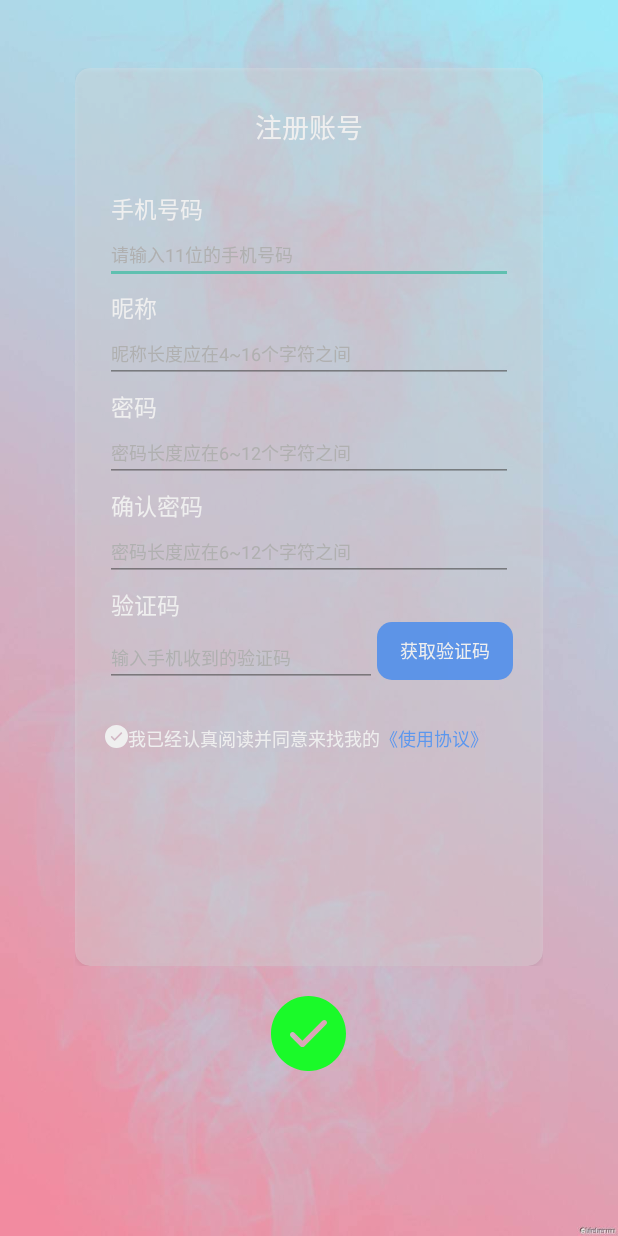
After one commit to Ranger-1998/CTM, an Android app: the RegisterActivity screen opened directly, with no data from a screen before it, on a phone screen of 412 x 824 dp. The commit adds this screen. Run offline under Robolectric (Android 15) with nearby library versions, the light colour scheme and no system bars.

Commit message:
登陆,注册界面

```diff
--- a/app/build.gradle
+++ b/app/build.gradle
@@ -37,6 +37,9 @@ dependencies {
     implementation group: 'com.google.code.gson', name: 'gson', version: '2.8.2'
     implementation 'com.android.support:support-v4:28.0.0'
 
+    implementation 'de.hdodenhof:circleimageview:2.2.0'
+    implementation 'com.android.support:cardview-v7:28.0.0'
+
     implementation 'com.github.ittianyu:BottomNavigationViewEx:2.0.2'
     implementation "com.android.support:design:28.0.0"
 
--- /dev/null
+++ b/app/src/main/java/com/fourgod/chen/ctm/view/impl/activity/RegisterActivity.java
@@ -0,0 +1,23 @@
+package com.fourgod.chen.ctm.view.impl.activity;
+
+import android.os.Bundle;
+import android.support.annotation.Nullable;
+
+import com.fourgod.chen.ctm.R;
+import com.fourgod.chen.ctm.presenter.impl.BasePresenter;
+
+/**
+ * Created by Tolean on 2018/12/18.
+ */
+
+public class RegisterActivity extends BaseActivity {
+    @Override
+    protected BasePresenter getPresenter() {
+        return null;
+    }
+    @Override
+    protected void onCreate(@Nullable Bundle savedInstanceState) {
+        super.onCreate(savedInstanceState);
+        setContentView(R.layout.activity_register);
+    }
+}
--- /dev/null
+++ b/app/src/main/res/drawable/ic_ok_big_green.xml
@@ -0,0 +1,4 @@
+<vector android:height="60dp" android:viewportHeight="1024.0"
+    android:viewportWidth="1024.0" android:width="60dp" xmlns:android="http://schemas.android.com/apk/res/android">
+    <path android:fillColor="#1afa29" android:pathData="M874.3,149.7c-199.6,-199.6 -525.1,-199.6 -724.7,0 -199.6,199.6 -199.6,525.1 0,724.7 199.6,199.6 525.1,199.6 724.7,0 199.6,-199.6 199.6,-525.1 0,-724.7zM752.5,390.3l-297.7,297.8c-12.8,12.8 -38.5,12.8 -51.3,0L271.6,556.3c-36.6,-36.7 14.7,-88.1 51.3,-51.4l106.1,106.1 272.1,-272.1c36.6,-36.6 88,14.7 51.3,51.3z"/>
+</vector>
--- /dev/null
+++ b/app/src/main/res/drawable/ic_ok_little_while.xml
@@ -0,0 +1,4 @@
+<vector android:height="15dp" android:viewportHeight="1024.0"
+    android:viewportWidth="1024.0" android:width="15dp" xmlns:android="http://schemas.android.com/apk/res/android">
+    <path android:fillColor="#ffffff" android:pathData="M874.3,149.7c-199.6,-199.6 -525.1,-199.6 -724.7,0 -199.6,199.6 -199.6,525.1 0,724.7 199.6,199.6 525.1,199.6 724.7,0 199.6,-199.6 199.6,-525.1 0,-724.7zM752.5,390.3l-297.7,297.8c-12.8,12.8 -38.5,12.8 -51.3,0L271.6,556.3c-36.6,-36.7 14.7,-88.1 51.3,-51.4l106.1,106.1 272.1,-272.1c36.6,-36.6 88,14.7 51.3,51.3z"/>
+</vector>
--- /dev/null
+++ b/app/src/main/res/drawable/ic_pw.xml
@@ -0,0 +1,4 @@
+<vector android:height="24dp" android:viewportHeight="1024.0"
+    android:viewportWidth="1024.0" android:width="24dp" xmlns:android="http://schemas.android.com/apk/res/android">
+    <path android:fillColor="#f4f4f1" android:pathData="M340.4,357.6c0,-86.3 79.9,-166.6 165.9,-166.6s165.9,80.2 165.9,166.6v65.7h89.1v-64.4c0,-141.4 -114.2,-256 -255,-256 -140.8,0 -255,114.6 -255,256v64.4h89.1v-65.7zM340.4,357.6M742,456L270.7,456c-39.5,0 -71.6,32.2 -71.6,71.8L199.2,850.3c0,39.7 32,71.8 71.6,71.8h471.3c39.5,0 71.6,-32.2 71.6,-71.8L813.6,527.9c-0,-39.7 -32,-71.8 -71.6,-71.8zM551.9,771.4h-91l20,-75.1c-19.5,-9.5 -33,-29.6 -33,-52.8 0,-32.4 26.2,-58.7 58.4,-58.7 32.3,0 58.4,26.3 58.4,58.7 0,23.2 -13.4,43.2 -32.9,52.8l20,75.2zM551.9,771.4"/>
+</vector>
--- /dev/null
+++ b/app/src/main/res/drawable/ic_user.xml
@@ -0,0 +1,4 @@
+<vector android:height="24dp" android:viewportHeight="1024.0"
+    android:viewportWidth="1024.0" android:width="24dp" xmlns:android="http://schemas.android.com/apk/res/android">
+    <path android:fillColor="#f6f6f0" android:pathData="M845.3,774c0,37.9 -10.8,70.3 -32.5,97.4S764.9,912 734.4,912H289.6c-30.6,0 -56.7,-13.6 -78.4,-40.6 -21.7,-27.1 -32.5,-59.6 -32.5,-97.4 0,-29.5 1.4,-57.4 4.4,-83.6 3,-26.2 8.4,-52.6 16.4,-79.2 8,-26.5 18.2,-49.3 30.5,-68.2s28.7,-34.4 49,-46.3c20.3,-11.9 43.7,-18 70.1,-18 45.5,44.5 99.8,66.7 163,66.7s117.5,-22.2 163,-66.7c26.4,0 49.7,6 70.1,18 20.3,11.9 36.6,27.4 49,46.3 12.3,19 22.5,41.6 30.5,68.2 8,26.5 13.5,52.9 16.4,79.2 2.8,26.2 4.2,54.1 4.2,83.6zM653.4,170.6C692.5,209.7 712,256.8 712,312s-19.5,102.3 -58.6,141.4S567.2,512 512,512s-102.3,-19.5 -141.4,-58.6S312,367.2 312,312s19.5,-102.3 58.6,-141.4S456.8,112 512,112s102.3,19.5 141.4,58.6z"/>
+</vector>
--- /dev/null
+++ b/app/src/main/res/drawable/register_bt_shape.xml
@@ -0,0 +1,11 @@
+<?xml version="1.0" encoding="utf-8"?>
+<shape xmlns:android="http://schemas.android.com/apk/res/android">
+
+    android:shape="rectangle">                      //shape用于定义形状，有四种形状(矩形rectangle| 椭圆oval | 直线line | 圆形ring)
+    <solid android:color="#2376f4"/>                   //solid用于设置填充形状的颜色
+    <corners
+        android:topLeftRadius="10dip"
+        android:topRightRadius="10dip"
+        android:bottomLeftRadius="10dip"
+        android:bottomRightRadius="10dip"/>
+</shape>
--- /dev/null
+++ b/app/src/main/res/layout/activity_register.xml
@@ -0,0 +1,173 @@
+<?xml version="1.0" encoding="utf-8"?>
+<LinearLayout
+    xmlns:android="http://schemas.android.com/apk/res/android"
+    xmlns:app="http://schemas.android.com/apk/res-auto"
+    android:orientation="vertical"
+    android:gravity="center_horizontal|bottom"
+    android:layout_width="match_parent"
+    android:layout_height="match_parent"
+    android:background="@drawable/login_bg">
+    <FrameLayout
+        android:layout_width="match_parent"
+        android:layout_height="0dp"
+        android:layout_weight="10"
+        android:layout_marginHorizontal="50dp"
+        android:layout_marginTop="45dp"
+        >
+        <android.support.v7.widget.CardView
+            android:layout_width="match_parent"
+            android:alpha="0.3"
+            android:layout_height="match_parent"
+
+            app:cardCornerRadius="10dp"
+            app:cardBackgroundColor="@color/login_car_bg">
+        </android.support.v7.widget.CardView>
+        <LinearLayout
+            android:layout_marginHorizontal="20dp"
+            android:orientation="vertical"
+            android:layout_width="match_parent"
+            android:layout_height="wrap_content">
+            <TextView
+                android:layout_width="match_parent"
+                android:layout_height="wrap_content"
+                android:gravity="center_horizontal"
+                android:layout_margin="25dp"
+                android:textColor="@color/white"
+                android:textSize="18sp"
+                android:text="@string/register_register"/>
+            <TextView
+                android:layout_width="match_parent"
+                android:layout_height="wrap_content"
+                android:layout_marginLeft="4dp"
+                android:layout_marginTop="4dp"
+                android:text="@string/register_phone"
+                android:textColor="@color/white"
+                android:textSize="15sp"/>
+            <EditText
+                android:id="@+id/register_phone"
+                android:layout_width="match_parent"
+                android:layout_height="wrap_content"
+                android:textColor="@color/gray"
+                android:textColorHint="@color/gray"
+                android:textSize="12sp"
+                android:hint="@string/register_phone_hint"/>
+
+            <TextView
+                android:layout_width="match_parent"
+                android:layout_height="wrap_content"
+                android:layout_marginLeft="4dp"
+                android:layout_marginTop="4dp"
+                android:text="@string/register_nickname"
+                android:textColor="@color/white"
+                android:textSize="15sp"/>
+            <EditText
+                android:id="@+id/register_nickname"
+                android:layout_width="match_parent"
+                android:layout_height="wrap_content"
+                android:textColor="@color/gray"
+                android:textColorHint="@color/gray"
+                android:textSize="12sp"
+                android:hint="@string/register_nickname_hint"/>
+
+            <TextView
+                android:layout_width="match_parent"
+                android:layout_height="wrap_content"
+                android:layout_marginLeft="4dp"
+                android:layout_marginTop="4dp"
+                android:text="@string/register_password"
+                android:textColor="@color/white"
+                android:textSize="15sp"/>
+            <EditText
+                android:id="@+id/register_password"
+                android:layout_width="match_parent"
+                android:layout_height="wrap_content"
+                android:textColor="@color/gray"
+                android:textColorHint="@color/gray"
+                android:textSize="12sp"
+                android:hint="@string/register_password_hint"/>
+
+            <TextView
+                android:layout_width="match_parent"
+                android:layout_height="wrap_content"
+                android:layout_marginLeft="4dp"
+                android:layout_marginTop="4dp"
+                android:text="@string/register_rpassword"
+                android:textColor="@color/white"
+                android:textSize="15sp"/>
+            <EditText
+                android:id="@+id/register_rpassword"
+                android:layout_width="match_parent"
+                android:layout_height="wrap_content"
+                android:textColor="@color/gray"
+                android:textColorHint="@color/gray"
+                android:textSize="12sp"
+                android:hint="@string/register_rpassword_hint"/>
+            <TextView
+                android:layout_width="match_parent"
+                android:layout_height="wrap_content"
+                android:layout_marginLeft="4dp"
+                android:layout_marginTop="4dp"
+                android:text="@string/register_code"
+                android:textColor="@color/white"
+                android:textSize="15sp"/>
+            <LinearLayout
+                android:orientation="horizontal"
+                android:layout_width="match_parent"
+                android:layout_height="wrap_content">
+                <EditText
+                    android:id="@+id/register_node"
+                    android:layout_width="0px"
+                    android:layout_height="wrap_content"
+                    android:layout_weight="4"
+                    android:textColor="@color/gray"
+                    android:textColorHint="@color/gray"
+                    android:textSize="12sp"
+                    android:hint="@string/register_code_hint"/>
+                <Button
+                    android:layout_width="0px"
+                    android:layout_height="match_parent"
+                    android:layout_weight="2"
+                    android:textSize="12sp"
+                    android:textColor="@color/white"
+                    android:background="@drawable/register_bt_shape"
+                    android:text="@string/register_get_code"/>
+            </LinearLayout>
+            <LinearLayout
+                android:orientation="horizontal"
+                android:layout_marginTop="30dp"
+                android:layout_width="match_parent"
+                android:layout_height="wrap_content">
+                <ImageView
+                    android:layout_width="wrap_content"
+                    android:layout_height="wrap_content"
+                    android:src="@drawable/ic_ok_little_while"/>
+                <TextView
+                    android:layout_width="wrap_content"
+                    android:layout_height="wrap_content"
+                    android:textColor="@color/white"
+                    android:textSize="12sp"
+                    android:text="@string/register_node"/>
+                <TextView
+                    android:layout_width="wrap_content"
+                    android:layout_height="wrap_content"
+                    android:textColor="@color/blue"
+                    android:textSize="12sp"
+                    android:text="@string/register_agreement"/>
+            </LinearLayout>
+        </LinearLayout>
+    </FrameLayout>
+
+    <LinearLayout
+        android:gravity="top|center_horizontal"
+        android:layout_width="match_parent"
+        android:layout_height="0dp"
+        android:layout_weight="3">
+
+        <ImageView
+            android:id="@+id/register_register"
+            android:layout_width="50dp"
+            android:layout_height="50dp"
+            android:layout_marginTop="20dp"
+            android:src="@drawable/ic_ok_big_green"/>
+    </LinearLayout>
+</LinearLayout>
--- a/app/src/main/res/values/colors.xml
+++ b/app/src/main/res/values/colors.xml
@@ -1,5 +1,10 @@
 <?xml version="1.0" encoding="utf-8"?>
 <resources>
+
+    <color name="login_car_bg">#ece9e9</color>
+    <color name="white">#ffff</color>
+    <color name="blue">#227bff</color>
+    <color name="gray">#a1a1a1</color>
     <color name="colorPrimary">#F8F8F8</color>
     <color name="colorPrimaryDark">#F8F8F8</color>
     <color name="colorAccent">#28B8A1</color>
--- a/app/src/main/res/values/strings.xml
+++ b/app/src/main/res/values/strings.xml
@@ -1,5 +1,26 @@
 <resources>
     <string name="app_name">ctm</string>
+    <string name="login_account_hint">账号</string>
+    <string name="login_password_hint">密码</string>
+    <string name="login_login">登陆</string>
+    <string name="login_forgetpw">忘记密码?</string>
+    <string name="login_no_account">没有账号?</string>
+    <string name="login_goto_registered">在这里注册</string>
+
+    <string name="register_register">注册账号</string>
+    <string name="register_phone">手机号码</string>
+    <string name="register_phone_hint">请输入11位的手机号码</string>
+    <string name="register_nickname">昵称</string>
+    <string name="register_nickname_hint">昵称长度应在4~16个字符之间</string>
+    <string name="register_password">密码</string>
+    <string name="register_password_hint">密码长度应在6~12个字符之间</string>
+    <string name="register_rpassword">确认密码</string>
+    <string name="register_rpassword_hint">密码长度应在6~12个字符之间</string>
+    <string name="register_code">验证码</string>
+    <string name="register_code_hint">输入手机收到的验证码</string>
+    <string name="register_get_code">获取验证码</string>
+    <string name="register_node">我已经认真阅读并同意来找我的</string>
+    <string name="register_agreement">《使用协议》</string>
     <string name="history">搜索历史</string>
     <string name="hot">热门搜索</string>
     <string name="all_cate">全部分类</string>
```
Also changed, not shown: app/src/main/AndroidManifest.xml (+15 -4 lines), app/src/main/java/com/fourgod/chen/ctm/view/impl/activity/LoginActivity.java (added, +38 -0 lines), app/src/main/res/drawable/login_bt_shape.xml (added, +11 -0 lines), app/src/main/res/layout/activity_login.xml (added, +139 -0 lines), app/src/main/res/drawable/login_bg.jpg (added), app/src/main/res/drawable/portrait.jpg (added).
